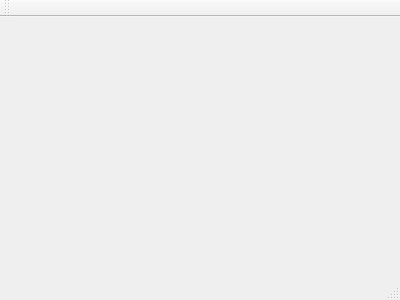
Above: neural_network_simulator/suite_editor/suite_editor.ui from gdimitriu/ArtificialInteligence before the change. Below: the same form after it.
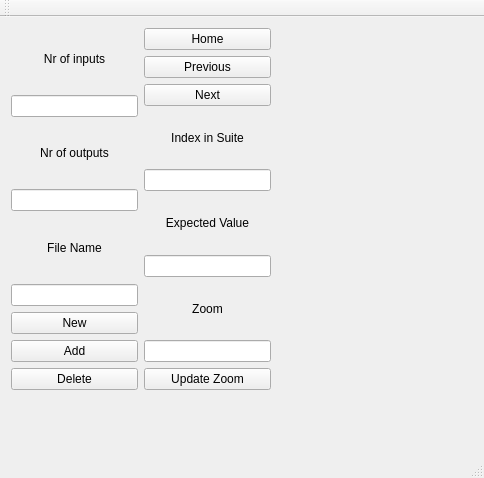
That is the form after the change. Custom widgets are drawn as their Qt base class.

```diff
--- a/neural_network_simulator/suite_editor/suite_editor.ui
+++ b/neural_network_simulator/suite_editor/suite_editor.ui
@@ -1,24 +1,228 @@
 <ui version="4.0">
  <class>suite_editor</class>
- <widget class="QMainWindow" name="suite_editor" >
-  <property name="geometry" >
+ <widget class="QMainWindow" name="suite_editor">
+  <property name="geometry">
    <rect>
     <x>0</x>
     <y>0</y>
-    <width>400</width>
-    <height>300</height>
+    <width>484</width>
+    <height>478</height>
    </rect>
   </property>
   <property name="windowTitle" >
    <string>suite_editor</string>
   </property>
-  <widget class="QMenuBar" name="menuBar" />
-  <widget class="QToolBar" name="mainToolBar" />
-  <widget class="QWidget" name="centralWidget" />
-  <widget class="QStatusBar" name="statusBar" />
+  <widget class="QWidget" name="centralWidget">
+   <widget class="QWidget" name="layoutWidget">
+    <property name="geometry">
+     <rect>
+      <x>0</x>
+      <y>0</y>
+      <width>282</width>
+      <height>384</height>
+     </rect>
+    </property>
+    <layout class="QHBoxLayout" name="horizontalLayout">
+     <item>
+      <layout class="QVBoxLayout" name="verticalLayout_2">
+       <item>
+        <layout class="QVBoxLayout" name="verticalLayout">
+         <item>
+          <widget class="QLabel" name="label_5">
+           <property name="text">
+            <string>Nr of inputs</string>
+           </property>
+           <property name="alignment">
+            <set>Qt::AlignCenter</set>
+           </property>
+          </widget>
+         </item>
+        </layout>
+       </item>
+       <item>
+        <widget class="QLineEdit" name="nrInputs"/>
+       </item>
+       <item>
+        <widget class="QLabel" name="label_6">
+         <property name="text">
+          <string>Nr of outputs</string>
+         </property>
+         <property name="alignment">
+          <set>Qt::AlignCenter</set>
+         </property>
+        </widget>
+       </item>
+       <item>
+        <widget class="QLineEdit" name="nrOutputs"/>
+       </item>
+       <item>
+        <widget class="QLabel" name="label">
+         <property name="text">
+          <string>File Name</string>
+         </property>
+         <property name="alignment">
+          <set>Qt::AlignCenter</set>
+         </property>
+        </widget>
+       </item>
+       <item>
+        <widget class="QLineEdit" name="inputFile">
+         <property name="readOnly">
+          <bool>true</bool>
+         </property>
+        </widget>
+       </item>
+       <item>
+        <widget class="QPushButton" name="newButton">
+         <property name="text">
+          <string>New</string>
+         </property>
+        </widget>
+       </item>
+       <item>
+        <widget class="QPushButton" name="addButton">
+         <property name="text">
+          <string>Add</string>
+         </property>
+        </widget>
+       </item>
+       <item>
+        <widget class="QPushButton" name="deleteButton">
+         <property name="text">
+          <string>Delete</string>
+         </property>
+        </widget>
+       </item>
+      </layout>
+     </item>
+     <item>
+      <layout class="QVBoxLayout" name="verticalLayout_3">
+       <item>
+        <widget class="QPushButton" name="homeButton">
+         <property name="text">
+          <string>Home</string>
+         </property>
+        </widget>
+       </item>
+       <item>
+        <widget class="QPushButton" name="previousButton">
+         <property name="text">
+          <string>Previous</string>
+         </property>
+        </widget>
+       </item>
+       <item>
+        <widget class="QPushButton" name="nextButton">
+         <property name="text">
+          <string>Next</string>
+         </property>
+        </widget>
+       </item>
+       <item>
+        <widget class="QLabel" name="label_2">
+         <property name="text">
+          <string>Index in Suite</string>
+         </property>
+         <property name="alignment">
+          <set>Qt::AlignCenter</set>
+         </property>
+        </widget>
+       </item>
+       <item>
+        <widget class="QLineEdit" name="currentIndex">
+         <property name="readOnly">
+          <bool>true</bool>
+         </property>
+        </widget>
+       </item>
+       <item>
+        <widget class="QLabel" name="label_3">
+         <property name="text">
+          <string>Expected Value</string>
+         </property>
+         <property name="alignment">
+          <set>Qt::AlignCenter</set>
+         </property>
+        </widget>
+       </item>
+       <item>
+        <widget class="QLineEdit" name="expectedValue"/>
+       </item>
+       <item>
+        <widget class="QLabel" name="label_4">
+         <property name="text">
+          <string>Zoom</string>
+         </property>
+         <property name="alignment">
+          <set>Qt::AlignCenter</set>
+         </property>
+        </widget>
+       </item>
+       <item>
+        <widget class="QLineEdit" name="zoomValue"/>
+       </item>
+       <item>
+        <widget class="QPushButton" name="zoomUpdateButton">
+         <property name="text">
+          <string>Update Zoom</string>
+         </property>
+        </widget>
+       </item>
+      </layout>
+     </item>
+    </layout>
+   </widget>
+   <widget class="NumberEditor" name="numberEditor">
+    <property name="geometry">
+     <rect>
+      <x>319</x>
+      <y>11</y>
+      <width>129</width>
+      <height>129</height>
+     </rect>
+    </property>
+    <property name="sizePolicy">
+     <sizepolicy hsizetype="Expanding" vsizetype="Expanding">
+      <horstretch>0</horstretch>
+      <verstretch>0</verstretch>
+     </sizepolicy>
+    </property>
+    <property name="focusPolicy">
+     <enum>Qt::ClickFocus</enum>
+    </property>
+    <property name="layoutDirection">
+     <enum>Qt::LeftToRight</enum>
+    </property>
+   </widget>
+  </widget>
+  <widget class="QMenuBar" name="menuBar">
+   <property name="geometry">
+    <rect>
+     <x>0</x>
+     <y>0</y>
+     <width>484</width>
+     <height>30</height>
+    </rect>
+   </property>
+  </widget>
+  <widget class="QToolBar" name="mainToolBar">
+   <attribute name="toolBarArea">
+    <enum>TopToolBarArea</enum>
+   </attribute>
+   <attribute name="toolBarBreak">
+    <bool>false</bool>
+   </attribute>
+  </widget>
+  <widget class="QStatusBar" name="statusBar"/>
  </widget>
- <layoutDefault spacing="6" margin="11" />
- <pixmapfunction></pixmapfunction>
+ <layoutdefault spacing="6" margin="11"/>
+ <customwidgets>
+  <customwidget>
+   <class>NumberEditor</class>
+   <extends>QWidget</extends>
+   <header location="global">numbereditor.h</header>
+  </customwidget>
+ </customwidgets>
  <resources/>
  <connections/>
 </ui>
```
Left out of the diff: 3 changed lines with no effect on the pictures.
